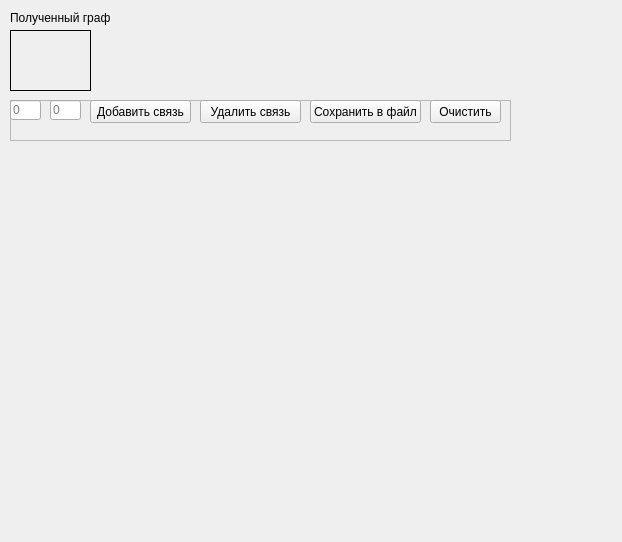
This is Lab7/mainwindow.ui in Kupchinsky/Programming as Qt 5 draws it before an edit. The edited form follows.
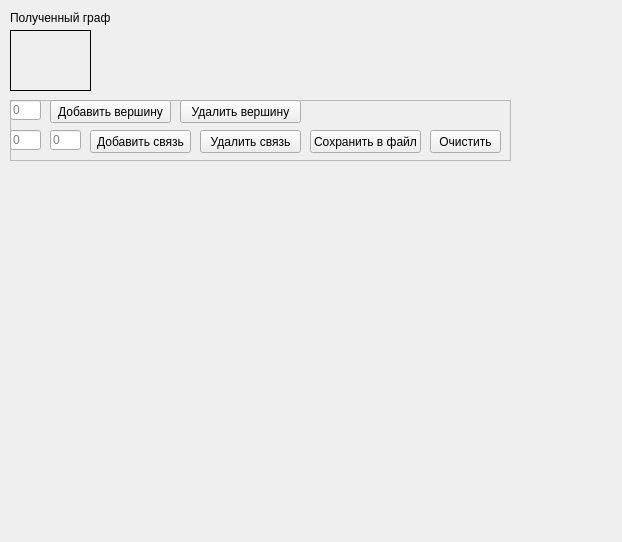
This is the edited form. Custom widgets are drawn as their Qt base class.

The edit to the form file:
```diff
--- a/Lab7/mainwindow.ui
+++ b/Lab7/mainwindow.ui
@@ -49,7 +49,7 @@
       <x>10</x>
       <y>100</y>
       <width>501</width>
-      <height>41</height>
+      <height>61</height>
      </rect>
     </property>
     <property name="frameShape">
@@ -62,7 +62,7 @@
      <property name="geometry">
       <rect>
        <x>190</x>
-       <y>0</y>
+       <y>30</y>
        <width>101</width>
        <height>23</height>
       </rect>
@@ -75,7 +75,7 @@
      <property name="geometry">
       <rect>
        <x>0</x>
-       <y>0</y>
+       <y>30</y>
        <width>31</width>
        <height>20</height>
       </rect>
@@ -88,7 +88,7 @@
      <property name="geometry">
       <rect>
        <x>80</x>
-       <y>0</y>
+       <y>30</y>
        <width>101</width>
        <height>23</height>
       </rect>
@@ -101,7 +101,7 @@
      <property name="geometry">
       <rect>
        <x>40</x>
-       <y>0</y>
+       <y>30</y>
        <width>31</width>
        <height>20</height>
       </rect>
@@ -114,7 +114,7 @@
      <property name="geometry">
       <rect>
        <x>300</x>
-       <y>0</y>
+       <y>30</y>
        <width>111</width>
        <height>23</height>
       </rect>
@@ -127,7 +127,7 @@
      <property name="geometry">
       <rect>
        <x>420</x>
-       <y>0</y>
+       <y>30</y>
        <width>71</width>
        <height>23</height>
       </rect>
@@ -136,6 +136,45 @@
       <string>Очистить</string>
      </property>
     </widget>
+    <widget class="QLineEdit" name="lineEditNode">
+     <property name="geometry">
+      <rect>
+       <x>0</x>
+       <y>0</y>
+       <width>31</width>
+       <height>20</height>
+      </rect>
+     </property>
+     <property name="placeholderText">
+      <string>0</string>
+     </property>
+    </widget>
+    <widget class="QPushButton" name="pushButton_Add_2">
+     <property name="geometry">
+      <rect>
+       <x>40</x>
+       <y>0</y>
+       <width>121</width>
+       <height>23</height>
+      </rect>
+     </property>
+     <property name="text">
+      <string>Добавить вершину</string>
+     </property>
+    </widget>
+    <widget class="QPushButton" name="pushButton_DelNode">
+     <property name="geometry">
+      <rect>
+       <x>170</x>
+       <y>0</y>
+       <width>121</width>
+       <height>23</height>
+      </rect>
+     </property>
+     <property name="text">
+      <string>Удалить вершину</string>
+     </property>
+    </widget>
    </widget>
   </widget>
  </widget>
```
